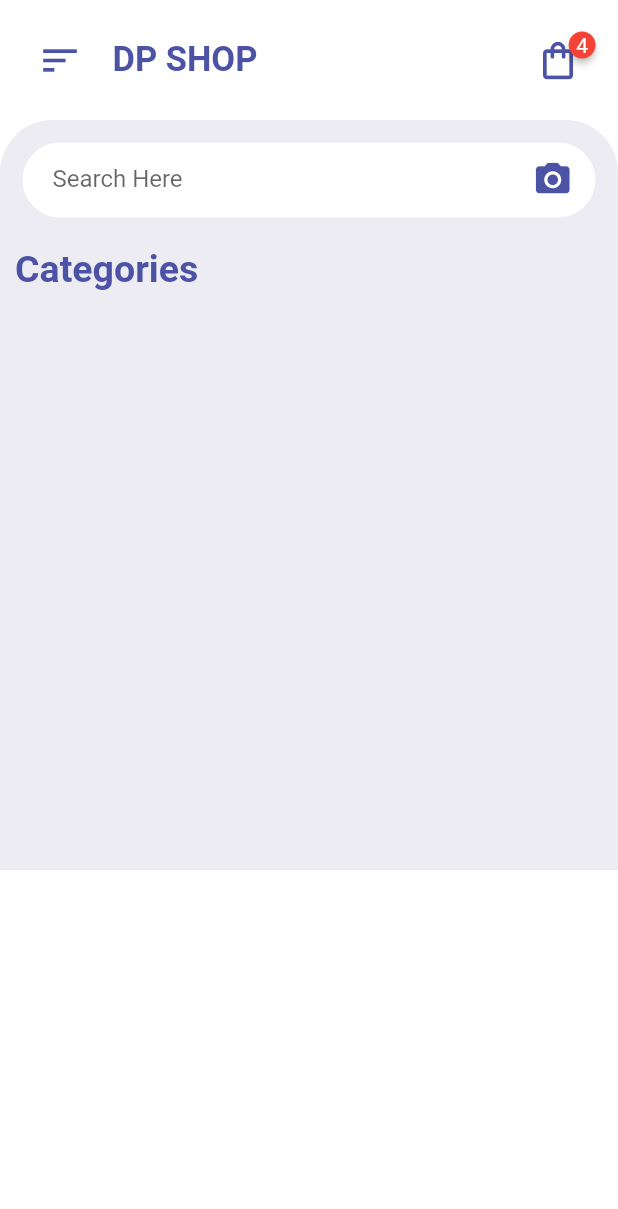
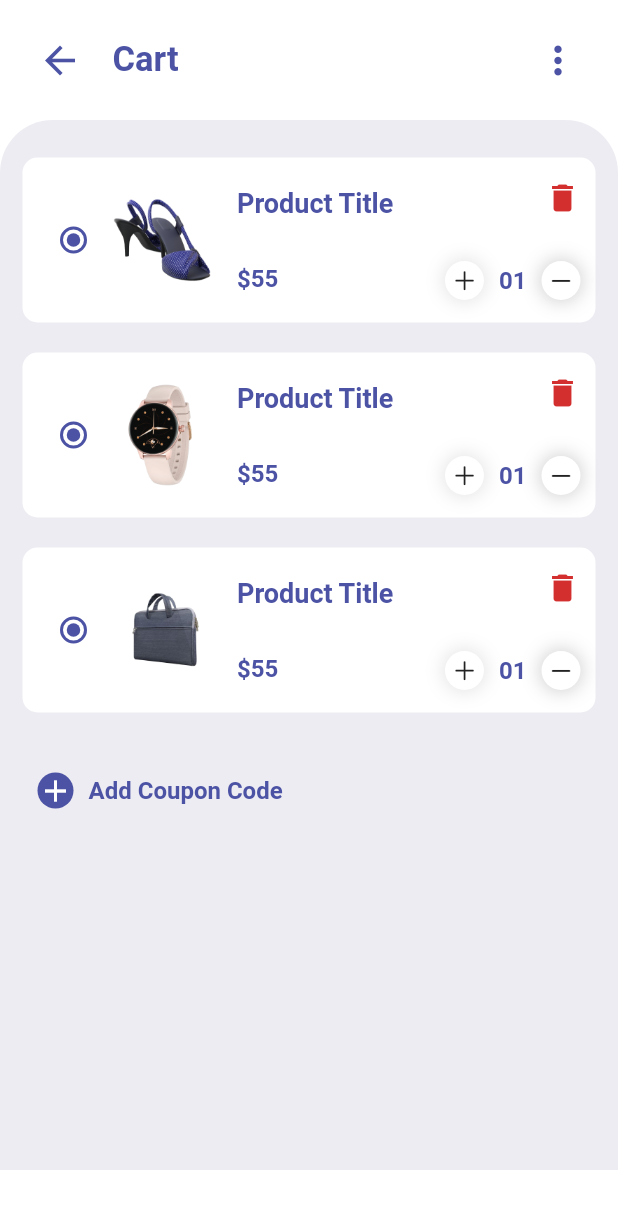
Before and after one commit to Omar-Hosny1/Shop_App_UI_Flutter, a Flutter app: the screen it shows after launch, after a tap on the "shopping bag" icon, on a phone screen of 412 x 824 dp. Shown: the top 1209 px of the screen. Run offline on Flutter 3.47's test engine with Material 2 defaults, Android fonts, the phone set to English and light mode, and no system bars; drawn by our look-alikes of badges; our stand-ins replace curved_navigation_bar.

Commit message:
Cart Screen Added

```diff
--- a/lib/main.dart
+++ b/lib/main.dart
@@ -1,4 +1,6 @@
 import "package:flutter/material.dart";
+
+import './pages/CartPage.dart';
 import "./pages/HomePages.dart";
 
 void main() => runApp(MyApp());
@@ -11,7 +13,10 @@ class MyApp extends StatelessWidget {
         scaffoldBackgroundColor: Colors.white,
         primaryColor: Color(0xFF4C53A5),
       ),
-      routes: {"/": (context) => HomePage()},
+      routes: {
+        "/": (context) => HomePage(),
+        "/cart-page": (context) => CartPage(),
+      },
     );
   }
 }
--- /dev/null
+++ b/lib/pages/CartPage.dart
@@ -0,0 +1,66 @@
+import 'package:flutter/material.dart';
+
+import '../widgets/CartItemSamples.dart';
+import '../widgets/CartAppBar.dart';
+
+class CartPage extends StatelessWidget {
+  const CartPage({super.key});
+
+  @override
+  Widget build(BuildContext context) {
+    return Scaffold(
+      body: ListView(
+        children: [
+          CartAppBar(),
+          Container(
+            height: 700,
+            padding: EdgeInsets.only(top: 15),
+            decoration: BoxDecoration(
+              color: Color(0xFFEDECF2),
+              borderRadius: BorderRadius.only(
+                topLeft: Radius.circular(35),
+                topRight: Radius.circular(35),
+              ),
+            ),
+            child: Column(
+              children: [
+                CartItemSamples(),
+                Container(
+                  margin: EdgeInsets.symmetric(
+                    vertical: 20,
+                    horizontal: 15,
+                  ),
+                  padding: EdgeInsets.all(10),
+                  child: Row(
+                    children: [
+                      Container(
+                        decoration: BoxDecoration(
+                          color: Theme.of(context).primaryColor,
+                          borderRadius: BorderRadius.circular(20),
+                        ),
+                        child: Icon(
+                          Icons.add,
+                          color: Colors.white,
+                        ),
+                      ),
+                      Padding(
+                        padding: EdgeInsets.symmetric(horizontal: 10),
+                        child: Text(
+                          "Add Coupon Code",
+                          style: TextStyle(
+                              color: Theme.of(context).primaryColor,
+                              fontWeight: FontWeight.bold,
+                              fontSize: 16),
+                        ),
+                      )
+                    ],
+                  ),
+                )
+              ],
+            ),
+          ),
+        ],
+      ),
+    );
+  }
+}
--- a/lib/pages/HomePages.dart
+++ b/lib/pages/HomePages.dart
@@ -1,7 +1,11 @@
 import 'package:flutter/material.dart';
+import 'package:curved_navigation_bar/curved_navigation_bar.dart';
 
 import '../widgets/HomeAppBar.dart';
 import '../widgets/SearchFiled.dart';
+import '../widgets/SectionTitle.dart';
+import '../widgets/Items.dart';
+import '../widgets/Categories.dart';
 
 class HomePage extends StatelessWidget {
   const HomePage({super.key});
@@ -13,7 +17,7 @@ class HomePage extends StatelessWidget {
         children: [
           const HomeAppBar(),
           Container(
-            height: 500,
+            // height: 600,
             padding: const EdgeInsets.only(top: 15),
             decoration: const BoxDecoration(
               color: Color(0xFFEDECF2),
@@ -23,27 +27,39 @@ class HomePage extends StatelessWidget {
               ),
             ),
             child: Column(
-              children: [
-                const SearchFiled(),
-                Container(
-                  alignment: Alignment.centerLeft,
-                  margin: const EdgeInsets.symmetric(
-                    vertical: 20,
-                    horizontal: 10,
-                  ),
-                  child: Text(
-                    "Categories",
-                    style: TextStyle(
-                        fontSize: 25,
-                        fontWeight: FontWeight.bold,
-                        color: Theme.of(context).primaryColor),
-                  ),
-                )
+              children: const [
+                SearchFiled(),
+                SectionTitle(title: "Categories"),
+                Categories(),
+                SectionTitle(title: "Best Selling"),
+                Items()
               ],
             ),
           )
         ],
       ),
+      bottomNavigationBar: CurvedNavigationBar(
+          backgroundColor: Colors.transparent,
+          onTap: (value) {},
+          color: Theme.of(context).primaryColor,
+          height: 70,
+          items: [
+            Icon(
+              Icons.shopping_cart_outlined,
+              size: 30,
+              color: Colors.white,
+            ),
+            Icon(
+              Icons.home,
+              size: 30,
+              color: Colors.white,
+            ),
+            Icon(
+              Icons.favorite_border,
+              size: 30,
+              color: Colors.white,
+            ),
+          ]),
     );
   }
 }
--- /dev/null
+++ b/lib/widgets/CartAppBar.dart
@@ -0,0 +1,43 @@
+import 'package:flutter/material.dart';
+
+class CartAppBar extends StatelessWidget {
+  const CartAppBar({super.key});
+
+  @override
+  Widget build(BuildContext context) {
+    return Container(
+      color: Colors.white,
+      padding: EdgeInsets.all(25),
+      child: Row(
+        children: [
+          InkWell(
+            onTap: () {
+              Navigator.of(context).pop();
+            },
+            child: Icon(
+              Icons.arrow_back,
+              size: 30,
+              color: Theme.of(context).primaryColor,
+            ),
+          ),
+          Padding(
+            padding: EdgeInsets.only(left: 20),
+            child: Text(
+              "Cart",
+              style: TextStyle(
+                  fontSize: 23,
+                  fontWeight: FontWeight.bold,
+                  color: Theme.of(context).primaryColor),
+            ),
+          ),
+          Spacer(),
+          Icon(
+            Icons.more_vert,
+            size: 30,
+            color: Theme.of(context).primaryColor,
+          )
+        ],
+      ),
+    );
+  }
+}
--- /dev/null
+++ b/lib/widgets/CartItemSamples.dart
@@ -0,0 +1,132 @@
+import 'package:flutter/cupertino.dart';
+import 'package:flutter/material.dart';
+
+class CartItemSamples extends StatelessWidget {
+  const CartItemSamples({super.key});
+
+  @override
+  Widget build(BuildContext context) {
+    return Column(
+      children: [
+        for (int i = 1; i < 4; i++)
+          Container(
+            height: 110,
+            margin: EdgeInsets.symmetric(
+              horizontal: 15,
+              vertical: 10,
+            ),
+            padding: EdgeInsets.all(10),
+            decoration: BoxDecoration(
+              color: Colors.white,
+              borderRadius: BorderRadius.circular(10),
+            ),
+            child: Row(
+              children: [
+                Radio(
+                  value: "",
+                  groupValue: "",
+                  activeColor: Theme.of(context).primaryColor,
+                  onChanged: (value) {},
+                ),
+                Container(
+                  height: 70,
+                  width: 70,
+                  margin: EdgeInsets.only(right: 15),
+                  child: Image.asset("images/$i.png"),
+                ),
+                Padding(
+                  padding: EdgeInsets.symmetric(vertical: 10),
+                  child: Column(
+                    crossAxisAlignment: CrossAxisAlignment.start,
+                    mainAxisAlignment: MainAxisAlignment.spaceBetween,
+                    children: [
+                      Text(
+                        "Product Title",
+                        style: TextStyle(
+                            fontSize: 18,
+                            fontWeight: FontWeight.bold,
+                            color: Theme.of(context).primaryColor),
+                      ),
+                      Text(
+                        "\$55",
+                        style: TextStyle(
+                          fontSize: 16,
+                          fontWeight: FontWeight.bold,
+                          color: Theme.of(context).primaryColor,
+                        ),
+                      )
+                    ],
+                  ),
+                ),
+                Spacer(),
+                Padding(
+                  padding: EdgeInsets.symmetric(
+                    vertical: 5,
+                  ),
+                  child: Column(
+                    crossAxisAlignment: CrossAxisAlignment.end,
+                    mainAxisAlignment: MainAxisAlignment.spaceBetween,
+                    children: [
+                      Icon(
+                        Icons.delete,
+                        color: Theme.of(context).errorColor,
+                      ),
+                      Row(
+                        children: [
+                          Container(
+                            padding: EdgeInsets.all(4),
+                            decoration: BoxDecoration(
+                                color: Colors.white,
+                                borderRadius: BorderRadius.circular(20),
+                                boxShadow: [
+                                  BoxShadow(
+                                    color: Colors.grey.withOpacity(0.3),
+                                    spreadRadius: 1,
+                                    blurRadius: 10,
+                                  )
+                                ]),
+                            child: Icon(
+                              CupertinoIcons.plus,
+                              size: 18,
+                            ),
+                          ),
+                          Container(
+                            margin: EdgeInsets.symmetric(horizontal: 10),
+                            child: Text(
+                              "01",
+                              style: TextStyle(
+                                fontSize: 16,
+                                fontWeight: FontWeight.bold,
+                                color: Theme.of(context).primaryColor,
+                              ),
+                            ),
+                          ),
+                          Container(
+                            padding: EdgeInsets.all(4),
+                            decoration: BoxDecoration(
+                                color: Colors.white,
+                                borderRadius: BorderRadius.circular(20),
+                                boxShadow: [
+                                  BoxShadow(
+                                    color: Colors.grey.withOpacity(0.5),
+                                    spreadRadius: 1,
+                                    blurRadius: 10,
+                                  )
+                                ]),
+                            child: Icon(
+                              CupertinoIcons.minus,
+                              size: 18,
+                            ),
+                          )
+                        ],
+                      )
+                    ],
+                  ),
+                )
+              ],
+            ),
+          ),
+      ],
+    );
+  }
+}
--- a/lib/widgets/Categories.dart
+++ b/lib/widgets/Categories.dart
@@ -8,15 +8,28 @@ class Categories extends StatelessWidget {
     return SingleChildScrollView(
       scrollDirection: Axis.horizontal,
       child: Row(children: [
+        for (int i = 1; i < 8; i++)
           Container(
-          margin: EdgeInsets.symmetric(horizontal: 10),
-          padding: EdgeInsets.symmetric(horizontal: 10, vertical: 5),
+            margin: const EdgeInsets.symmetric(horizontal: 10),
+            padding: const EdgeInsets.symmetric(horizontal: 10, vertical: 5),
             decoration: BoxDecoration(
               color: Colors.white,
               borderRadius: BorderRadius.circular(20),
             ),
-          child:
-              Row(crossAxisAlignment: CrossAxisAlignment.center, children: []),
+            child: Row(
+              crossAxisAlignment: CrossAxisAlignment.center,
+              children: [
+                Image.asset("images/$i.png", width: 40, height: 40),
+                Text(
+                  "Sandal",
+                  style: TextStyle(
+                    fontWeight: FontWeight.bold,
+                    fontSize: 17,
+                    color: Theme.of(context).primaryColor,
+                  ),
+                )
+              ],
+            ),
           )
       ]),
     );
--- a/lib/widgets/HomeAppBar.dart
+++ b/lib/widgets/HomeAppBar.dart
@@ -35,7 +35,9 @@ class HomeAppBar extends StatelessWidget {
             style: TextStyle(color: Colors.white),
           ),
           child: InkWell(
-            onTap: () {},
+            onTap: () {
+              Navigator.pushNamed(context, "/cart-page");
+            },
             child: Icon(
               Icons.shopping_bag_outlined,
               size: 30,
--- /dev/null
+++ b/lib/widgets/Items.dart
@@ -0,0 +1,102 @@
+import 'package:flutter/material.dart';
+
+class Items extends StatelessWidget {
+  const Items({super.key});
+
+  @override
+  Widget build(BuildContext context) {
+    return GridView.count(
+      childAspectRatio: 0.68,
+      physics: const NeverScrollableScrollPhysics(),
+      crossAxisCount: 2,
+      shrinkWrap: true,
+      children: [
+        for (int i = 1; i < 8; i++)
+          GestureDetector(
+            behavior: HitTestBehavior.translucent,
+            onTap: () {},
+            child: Container(
+              padding: const EdgeInsets.only(left: 15, right: 15, top: 10),
+              margin: const EdgeInsets.symmetric(vertical: 8, horizontal: 10),
+              decoration: BoxDecoration(
+                color: Colors.white,
+                borderRadius: BorderRadius.circular(20),
+              ),
+              child: Column(children: [
+                Row(
+                  mainAxisAlignment: MainAxisAlignment.spaceBetween,
+                  children: [
+                    Container(
+                      padding: const EdgeInsets.all(5),
+                      decoration: BoxDecoration(
+                        color: Theme.of(context).primaryColor,
+                        borderRadius: BorderRadius.circular(20),
+                      ),
+                      child: const Text(
+                        "-50%",
+                        style: TextStyle(
+                            color: Colors.white,
+                            fontSize: 14,
+                            fontWeight: FontWeight.bold),
+                      ),
+                    ),
+                    Icon(
+                      Icons.favorite_border_outlined,
+                      color: Theme.of(context).primaryColor,
+                    )
+                  ],
+                ),
+                InkWell(
+                  onTap: () {},
+                  child: Container(
+                    margin: const EdgeInsets.all(10),
+                    child: Image.asset(
+                      "images/$i.png",
+                      height: 120,
+                      width: 120,
+                    ),
+                  ),
+                ),
+                Container(
+                  padding: const EdgeInsets.only(bottom: 2),
+                  alignment: Alignment.centerLeft,
+                  child: Text(
+                    "Product Title",
+                    style: TextStyle(
+                      fontSize: 18,
+                      fontWeight: FontWeight.bold,
+                      color: Theme.of(context).primaryColor,
+                    ),
+                  ),
+                ),
+                Container(
+                  alignment: Alignment.centerLeft,
+                  child: const Text(
+                    "Write a Description For The Product",
+                    style: TextStyle(fontSize: 15),
+                  ),
+                ),
+                Padding(
+                  padding: EdgeInsets.symmetric(vertical: 10),
+                  child: Row(
+                    mainAxisAlignment: MainAxisAlignment.spaceBetween,
+                    children: [
+                      Text(
+                        "\$55",
+                        style: TextStyle(
+                          color: Theme.of(context).primaryColor,
+                          fontWeight: FontWeight.bold,
+                          fontSize: 16,
+                        ),
+                      ),
+                      const Icon(Icons.shopping_cart_checkout)
+                    ],
+                  ),
+                )
+              ]),
+            ),
+          )
+      ],
+    );
+  }
+}
--- /dev/null
+++ b/lib/widgets/SectionTitle.dart
@@ -0,0 +1,25 @@
+import 'package:flutter/material.dart';
+
+class SectionTitle extends StatelessWidget {
+  final String title;
+  const SectionTitle({Key? key, required this.title}) : super(key: key);
+
+  @override
+  Widget build(BuildContext context) {
+    return Container(
+      alignment: Alignment.centerLeft,
+      margin: const EdgeInsets.symmetric(
+        vertical: 20,
+        horizontal: 10,
+      ),
+      child: Text(
+        title,
+        style: TextStyle(
+          fontSize: 25,
+          fontWeight: FontWeight.bold,
+          color: Theme.of(context).primaryColor,
+        ),
+      ),
+    );
+  }
+}
--- a/pubspec.yaml
+++ b/pubspec.yaml
@@ -36,6 +36,7 @@ dependencies:
   # Use with the CupertinoIcons class for iOS style icons.
   cupertino_icons: ^1.0.2
   badges: ^2.0.3
+  curved_navigation_bar: ^1.0.3
 dev_dependencies:
   flutter_test:
     sdk: flutter
@@ -58,8 +59,8 @@ flutter:
   uses-material-design: true
 
   # To add assets to your application, add an assets section, like this:
-  # assets:
-  #   - images/a_dot_burr.jpeg
+  assets:
+    - images/
   #   - images/a_dot_ham.jpeg
 
   # An image asset can refer to one or more resolution-specific "variants", see
```
Also changed, not shown: images/1.png (added), images/2.png (added), images/3.png (added), images/4.png (added), images/5.png (added), images/6.png (added), images/7.png (added), pubspec.lock, 1 other file. Lines whose indentation alone changed are shown as unchanged.
